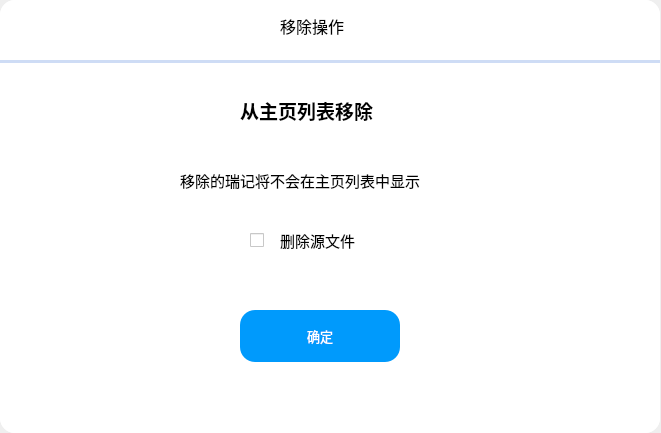
The window that delete.ui (EricGu1001/Ruiji_dev) describes before a commit, drawn with Qt 5.
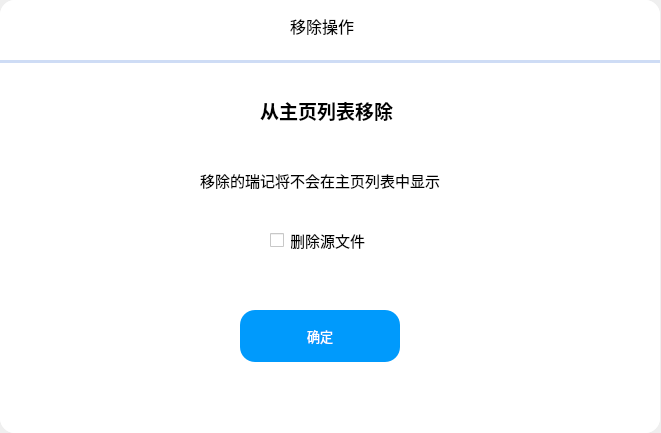
The same window after the commit. Custom widgets are drawn as their Qt base class.

Diff of the .ui file:
```diff
--- a/delete.ui
+++ b/delete.ui
@@ -47,7 +47,7 @@
     <widget class="QLabel" name="label">
      <property name="geometry">
       <rect>
-       <x>280</x>
+       <x>290</x>
        <y>10</y>
        <width>91</width>
        <height>31</height>
@@ -65,7 +65,7 @@
     <widget class="QLabel" name="label_2">
      <property name="geometry">
       <rect>
-       <x>240</x>
+       <x>260</x>
        <y>90</y>
        <width>171</width>
        <height>41</height>
@@ -84,7 +84,7 @@
     <widget class="QLabel" name="label_3">
      <property name="geometry">
       <rect>
-       <x>280</x>
+       <x>290</x>
        <y>220</y>
        <width>111</width>
        <height>41</height>
@@ -102,7 +102,7 @@
     <widget class="QLabel" name="label_4">
      <property name="geometry">
       <rect>
-       <x>180</x>
+       <x>200</x>
        <y>170</y>
        <width>301</width>
        <height>20</height>
@@ -120,7 +120,7 @@
     <widget class="QCheckBox" name="checkBox">
      <property name="geometry">
       <rect>
-       <x>250</x>
+       <x>270</x>
        <y>220</y>
        <width>21</width>
        <height>41</height>
```
